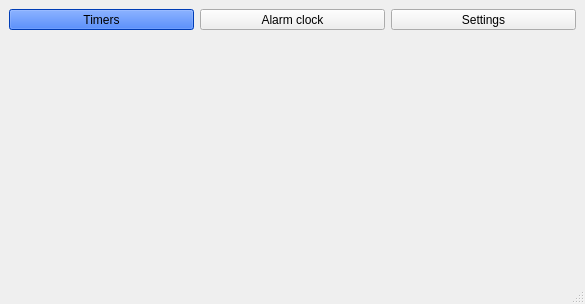
The window that mainwindow.ui (andruhus/Lab2OOOP2020) describes before a commit, drawn with Qt 5.
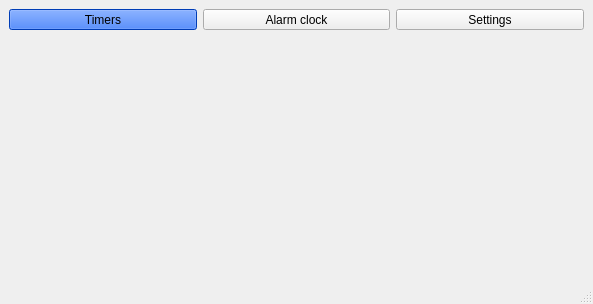
The same window after the commit.

```diff
--- a/mainwindow.ui
+++ b/mainwindow.ui
@@ -6,7 +6,7 @@
    <rect>
     <x>0</x>
     <y>0</y>
-    <width>585</width>
+    <width>593</width>
     <height>304</height>
    </rect>
   </property>
```
Left out of the diff: 2 changed lines with no effect on the pictures.
